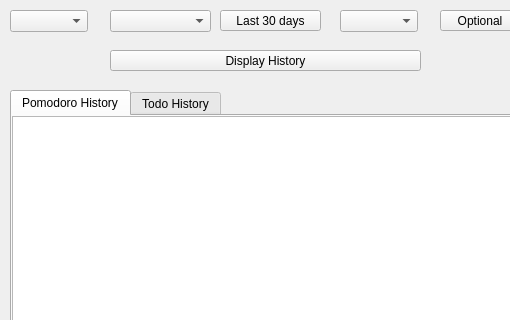
Above: src/gui/ui/history.ui from ravenvz/SprintTimer before the change; both pictures show x 0 to 510 and y 0 to 320 of the 624 by 481 pixel window. Below: the same form after it.
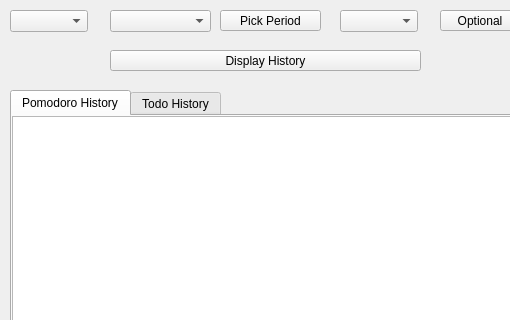
That is the form after the change.

Commit message: Add basic date-pick widget to history window

```diff
--- a/src/gui/ui/history.ui
+++ b/src/gui/ui/history.ui
@@ -33,7 +33,7 @@
     </rect>
    </property>
    <property name="text">
-    <string>Last 30 days</string>
+    <string>Pick Period</string>
    </property>
   </widget>
   <widget class="QComboBox" name="cbxMonth">
```
Left out of the diff: 2 changed lines with no effect on the pictures. The commit also changes 7 other files.
